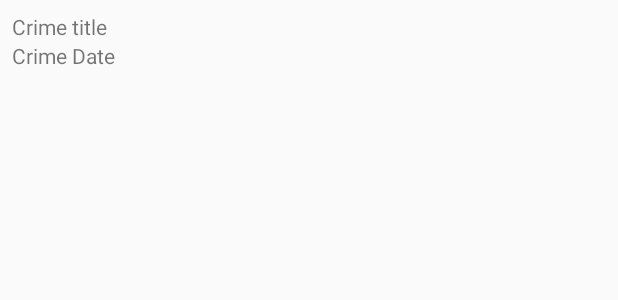
After one commit to farvater11/CriminalIntent, an Android app: the layout list_item_crime.xml on its own in the app's theme, with its tools: preview values and no code run, on a phone screen of 412 x 824 dp. The commit adds this screen. Shown: the top 300 px of the screen. Run offline under Robolectric (Android 15) with nearby library versions, the phone set to English and light mode, and no system bars.

Commit message:
chapter 8. page 193

```diff
--- /dev/null
+++ b/app/src/main/res/layout/list_item_crime.xml
@@ -0,0 +1,19 @@
+<?xml version="1.0" encoding="utf-8"?>
+<LinearLayout xmlns:android="http://schemas.android.com/apk/res/android"
+    android:orientation="vertical"
+    android:layout_width="match_parent"
+    android:layout_height="wrap_content"
+    android:padding="8dp">
+
+    <TextView
+        android:id="@+id/crime_title"
+        android:layout_width="match_parent"
+        android:layout_height="wrap_content"
+        android:text="Crime title"/>
+    <TextView
+        android:id="@+id/crime_date"
+        android:layout_width="match_parent"
+        android:layout_height="wrap_content"
+        android:text="Crime Date"/>
+
+</LinearLayout>
```
Also changed, not shown: app/src/main/java/com/example/farvater/criminalintent/CrimeListFragment.java (+25 -0 lines), app/src/main/res/layout/fragment_crime_list.xml (added, +7 -0 lines).
